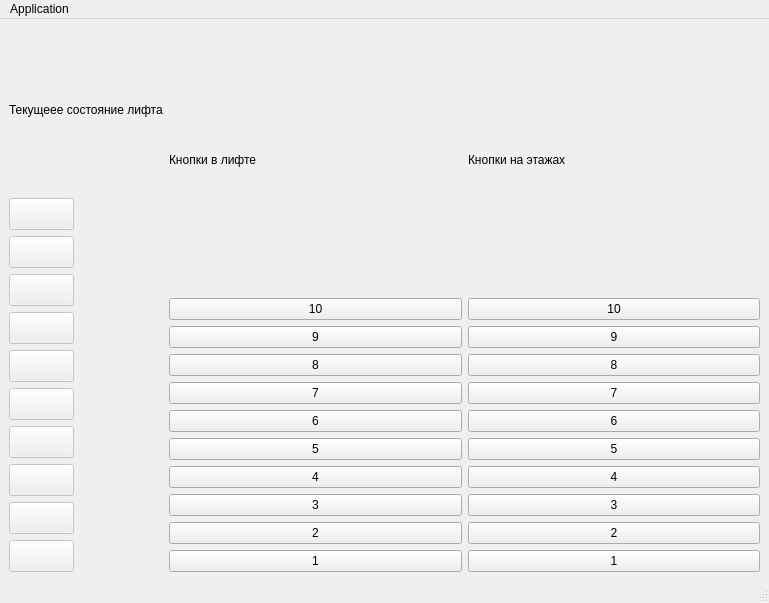
This is AsyncElevator/src/ui/MainWindow.ui in ofdun/bmstu-oop as Qt 5 draws it before an edit. The edited form follows.
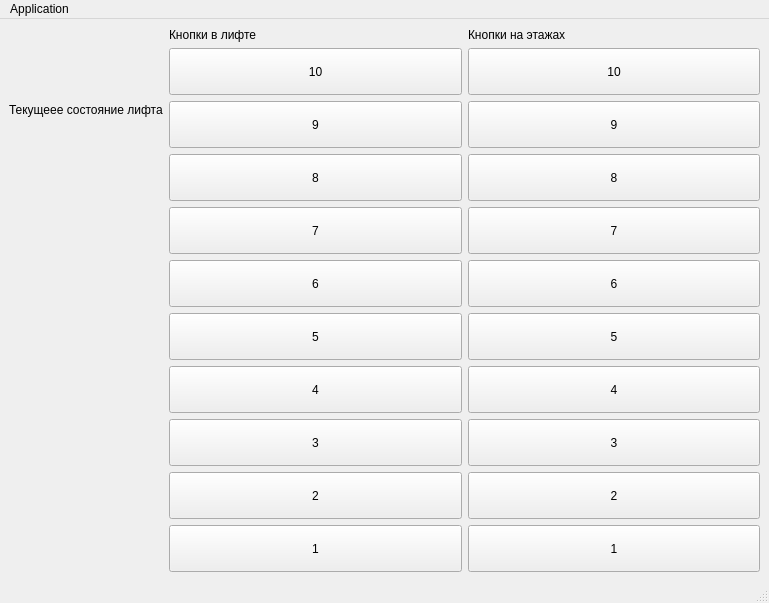
This is the edited form.

Patch:
```diff
--- a/AsyncElevator/src/ui/MainWindow.ui
+++ b/AsyncElevator/src/ui/MainWindow.ui
@@ -73,6 +73,9 @@
           <property name="checked">
            <bool>false</bool>
           </property>
+          <property name="flat">
+           <bool>true</bool>
+          </property>
          </widget>
         </item>
         <item>
@@ -95,6 +98,9 @@
           <property name="text">
            <string/>
           </property>
+          <property name="flat">
+           <bool>true</bool>
+          </property>
          </widget>
         </item>
         <item>
@@ -117,6 +123,9 @@
           <property name="text">
            <string/>
           </property>
+          <property name="flat">
+           <bool>true</bool>
+          </property>
          </widget>
         </item>
         <item>
@@ -139,6 +148,9 @@
           <property name="text">
            <string/>
           </property>
+          <property name="flat">
+           <bool>true</bool>
+          </property>
          </widget>
         </item>
         <item>
@@ -161,6 +173,9 @@
           <property name="text">
            <string/>
           </property>
+          <property name="flat">
+           <bool>true</bool>
+          </property>
          </widget>
         </item>
         <item>
@@ -183,6 +198,9 @@
           <property name="text">
            <string/>
           </property>
+          <property name="flat">
+           <bool>true</bool>
+          </property>
          </widget>
         </item>
         <item>
@@ -205,6 +223,9 @@
           <property name="text">
            <string/>
           </property>
+          <property name="flat">
+           <bool>true</bool>
+          </property>
          </widget>
         </item>
         <item>
@@ -227,6 +248,9 @@
           <property name="text">
            <string/>
           </property>
+          <property name="flat">
+           <bool>true</bool>
+          </property>
          </widget>
         </item>
         <item>
@@ -249,6 +273,9 @@
           <property name="text">
            <string/>
           </property>
+          <property name="flat">
+           <bool>true</bool>
+          </property>
          </widget>
         </item>
         <item>
@@ -271,6 +298,9 @@
           <property name="text">
            <string/>
           </property>
+          <property name="flat">
+           <bool>true</bool>
+          </property>
          </widget>
         </item>
        </layout>
@@ -286,6 +316,24 @@
         </item>
         <item>
          <widget class="QPushButton" name="elevatorButton10">
+          <property name="sizePolicy">
+           <sizepolicy hsizetype="Minimum" vsizetype="Fixed">
+            <horstretch>0</horstretch>
+            <verstretch>0</verstretch>
+           </sizepolicy>
+          </property>
+          <property name="minimumSize">
+           <size>
+            <width>0</width>
+            <height>47</height>
+           </size>
+          </property>
+          <property name="maximumSize">
+           <size>
+            <width>16777215</width>
+            <height>47</height>
+           </size>
+          </property>
           <property name="text">
            <string>10</string>
           </property>
@@ -293,6 +341,24 @@
         </item>
         <item>
          <widget class="QPushButton" name="elevatorButton9">
+          <property name="sizePolicy">
+           <sizepolicy hsizetype="Minimum" vsizetype="Fixed">
+            <horstretch>0</horstretch>
+            <verstretch>0</verstretch>
+           </sizepolicy>
+          </property>
+          <property name="minimumSize">
+           <size>
+            <width>0</width>
+            <height>47</height>
+           </size>
+          </property>
+          <property name="maximumSize">
+           <size>
+            <width>16777215</width>
+            <height>47</height>
+           </size>
+          </property>
           <property name="text">
            <string>9</string>
           </property>
@@ -300,6 +366,24 @@
         </item>
         <item>
          <widget class="QPushButton" name="elevatorButton8">
+          <property name="sizePolicy">
+           <sizepolicy hsizetype="Minimum" vsizetype="Fixed">
+            <horstretch>0</horstretch>
+            <verstretch>0</verstretch>
+           </sizepolicy>
+          </property>
+          <property name="minimumSize">
+           <size>
+            <width>0</width>
+            <height>47</height>
+           </size>
+          </property>
+          <property name="maximumSize">
+           <size>
+            <width>16777215</width>
+            <height>47</height>
+           </size>
+          </property>
           <property name="text">
            <string>8</string>
           </property>
@@ -307,6 +391,24 @@
         </item>
         <item>
          <widget class="QPushButton" name="elevatorButton7">
+          <property name="sizePolicy">
+           <sizepolicy hsizetype="Minimum" vsizetype="Fixed">
+            <horstretch>0</horstretch>
+            <verstretch>0</verstretch>
+           </sizepolicy>
+          </property>
+          <property name="minimumSize">
+           <size>
+            <width>0</width>
+            <height>47</height>
+           </size>
+          </property>
+          <property name="maximumSize">
+           <size>
+            <width>16777215</width>
+            <height>47</height>
+           </size>
+          </property>
           <property name="text">
            <string>7</string>
           </property>
@@ -314,6 +416,24 @@
         </item>
         <item>
          <widget class="QPushButton" name="elevatorButton6">
+          <property name="sizePolicy">
+           <sizepolicy hsizetype="Minimum" vsizetype="Fixed">
+            <horstretch>0</horstretch>
+            <verstretch>0</verstretch>
+           </sizepolicy>
+          </property>
+          <property name="minimumSize">
+           <size>
+            <width>0</width>
+            <height>47</height>
+           </size>
+          </property>
+          <property name="maximumSize">
+           <size>
+            <width>16777215</width>
+            <height>47</height>
+           </size>
+          </property>
           <property name="text">
            <string>6</string>
           </property>
@@ -321,6 +441,24 @@
         </item>
         <item>
          <widget class="QPushButton" name="elevatorButton5">
+          <property name="sizePolicy">
+           <sizepolicy hsizetype="Minimum" vsizetype="Fixed">
+            <horstretch>0</horstretch>
+            <verstretch>0</verstretch>
+           </sizepolicy>
+          </property>
+          <property name="minimumSize">
+           <size>
+            <width>0</width>
+            <height>47</height>
+           </size>
+          </property>
+          <property name="maximumSize">
+           <size>
+            <width>16777215</width>
+            <height>47</height>
+           </size>
+          </property>
           <property name="text">
            <string>5</string>
           </property>
@@ -328,6 +466,24 @@
         </item>
         <item>
          <widget class="QPushButton" name="elevatorButton4">
+          <property name="sizePolicy">
+           <sizepolicy hsizetype="Minimum" vsizetype="Fixed">
+            <horstretch>0</horstretch>
+            <verstretch>0</verstretch>
+           </sizepolicy>
+          </property>
+          <property name="minimumSize">
+           <size>
+            <width>0</width>
+            <height>47</height>
+           </size>
+          </property>
+          <property name="maximumSize">
+           <size>
+            <width>16777215</width>
+            <height>47</height>
+           </size>
+          </property>
           <property name="text">
            <string>4</string>
           </property>
@@ -335,6 +491,24 @@
         </item>
         <item>
          <widget class="QPushButton" name="elevatorButton3">
+          <property name="sizePolicy">
+           <sizepolicy hsizetype="Minimum" vsizetype="Fixed">
+            <horstretch>0</horstretch>
+            <verstretch>0</verstretch>
+           </sizepolicy>
+          </property>
+          <property name="minimumSize">
+           <size>
+            <width>0</width>
+            <height>47</height>
+           </size>
+          </property>
+          <property name="maximumSize">
+           <size>
+            <width>16777215</width>
+            <height>47</height>
+           </size>
+          </property>
           <property name="text">
            <string>3</string>
           </property>
@@ -342,6 +516,24 @@
         </item>
         <item>
          <widget class="QPushButton" name="elevatorButton2">
+          <property name="sizePolicy">
+           <sizepolicy hsizetype="Minimum" vsizetype="Fixed">
+            <horstretch>0</horstretch>
+            <verstretch>0</verstretch>
+           </sizepolicy>
+          </property>
+          <property name="minimumSize">
+           <size>
+            <width>0</width>
+            <height>47</height>
+           </size>
+          </property>
+          <property name="maximumSize">
+           <size>
+            <width>16777215</width>
+            <height>47</height>
+           </size>
+          </property>
           <property name="text">
            <string>2</string>
           </property>
@@ -349,6 +541,24 @@
         </item>
         <item>
          <widget class="QPushButton" name="elevatorButton1">
+          <property name="sizePolicy">
+           <sizepolicy hsizetype="Minimum" vsizetype="Fixed">
+            <horstretch>0</horstretch>
+            <verstretch>0</verstretch>
+           </sizepolicy>
+          </property>
+          <property name="minimumSize">
+           <size>
+            <width>0</width>
+            <height>47</height>
+           </size>
+          </property>
+          <property name="maximumSize">
+           <size>
+            <width>16777215</width>
+            <height>47</height>
+           </size>
+          </property>
           <property name="text">
            <string>1</string>
           </property>
@@ -367,6 +577,24 @@
         </item>
         <item>
          <widget class="QPushButton" name="floorButton10">
+          <property name="sizePolicy">
+           <sizepolicy hsizetype="Minimum" vsizetype="Fixed">
+            <horstretch>0</horstretch>
+            <verstretch>0</verstretch>
+           </sizepolicy>
+          </property>
+          <property name="minimumSize">
+           <size>
+            <width>0</width>
+            <height>47</height>
+           </size>
+          </property>
+          <property name="maximumSize">
+           <size>
+            <width>16777215</width>
+            <height>47</height>
+           </size>
+          </property>
           <property name="text">
            <string>10</string>
           </property>
@@ -374,6 +602,24 @@
         </item>
         <item>
          <widget class="QPushButton" name="floorButton9">
+          <property name="sizePolicy">
+           <sizepolicy hsizetype="Minimum" vsizetype="Fixed">
+            <horstretch>0</horstretch>
+            <verstretch>0</verstretch>
+           </sizepolicy>
+          </property>
+          <property name="minimumSize">
+           <size>
+            <width>0</width>
+            <height>47</height>
+           </size>
+          </property>
+          <property name="maximumSize">
+           <size>
+            <width>16777215</width>
+            <height>47</height>
+           </size>
+          </property>
           <property name="text">
            <string>9</string>
           </property>
@@ -381,6 +627,24 @@
         </item>
         <item>
          <widget class="QPushButton" name="floorButton8">
+          <property name="sizePolicy">
+           <sizepolicy hsizetype="Minimum" vsizetype="Fixed">
+            <horstretch>0</horstretch>
+            <verstretch>0</verstretch>
+           </sizepolicy>
+          </property>
+          <property name="minimumSize">
+           <size>
+            <width>0</width>
+            <height>47</height>
+           </size>
+          </property>
+          <property name="maximumSize">
+           <size>
+            <width>16777215</width>
+            <height>47</height>
+           </size>
+          </property>
           <property name="text">
            <string>8</string>
           </property>
@@ -388,6 +652,24 @@
         </item>
         <item>
          <widget class="QPushButton" name="floorButton7">
+          <property name="sizePolicy">
+           <sizepolicy hsizetype="Minimum" vsizetype="Fixed">
+            <horstretch>0</horstretch>
+            <verstretch>0</verstretch>
+           </sizepolicy>
+          </property>
+          <property name="minimumSize">
+           <size>
+            <width>0</width>
+            <height>47</height>
+           </size>
+          </property>
+          <property name="maximumSize">
+           <size>
+            <width>16777215</width>
+            <height>47</height>
+           </size>
+          </property>
           <property name="text">
            <string>7</string>
           </property>
@@ -395,6 +677,24 @@
         </item>
         <item>
          <widget class="QPushButton" name="floorButton6">
+          <property name="sizePolicy">
+           <sizepolicy hsizetype="Minimum" vsizetype="Fixed">
+            <horstretch>0</horstretch>
+            <verstretch>0</verstretch>
+           </sizepolicy>
+          </property>
+          <property name="minimumSize">
+           <size>
+            <width>0</width>
+            <height>47</height>
+           </size>
+          </property>
+          <property name="maximumSize">
+           <size>
+            <width>16777215</width>
+            <height>47</height>
+           </size>
+          </property>
           <property name="text">
            <string>6</string>
           </property>
@@ -402,6 +702,24 @@
         </item>
         <item>
          <widget class="QPushButton" name="floorButton5">
+          <property name="sizePolicy">
+           <sizepolicy hsizetype="Minimum" vsizetype="Fixed">
+            <horstretch>0</horstretch>
+            <verstretch>0</verstretch>
+           </sizepolicy>
+          </property>
+          <property name="minimumSize">
+           <size>
+            <width>0</width>
+            <height>47</height>
+           </size>
+          </property>
+          <property name="maximumSize">
+           <size>
+            <width>16777215</width>
+            <height>47</height>
+           </size>
+          </property>
           <property name="text">
            <string>5</string>
           </property>
@@ -409,6 +727,24 @@
         </item>
         <item>
          <widget class="QPushButton" name="floorButton4">
+          <property name="sizePolicy">
+           <sizepolicy hsizetype="Minimum" vsizetype="Fixed">
+            <horstretch>0</horstretch>
+            <verstretch>0</verstretch>
+           </sizepolicy>
+          </property>
+          <property name="minimumSize">
+           <size>
+            <width>0</width>
+            <height>47</height>
+           </size>
+          </property>
+          <property name="maximumSize">
+           <size>
+            <width>16777215</width>
+            <height>47</height>
+           </size>
+          </property>
           <property name="text">
            <string>4</string>
           </property>
@@ -416,6 +752,24 @@
         </item>
         <item>
          <widget class="QPushButton" name="floorButton3">
+          <property name="sizePolicy">
+           <sizepolicy hsizetype="Minimum" vsizetype="Fixed">
+            <horstretch>0</horstretch>
+            <verstretch>0</verstretch>
+           </sizepolicy>
+          </property>
+          <property name="minimumSize">
+           <size>
+            <width>0</width>
+            <height>47</height>
+           </size>
+          </property>
+          <property name="maximumSize">
+           <size>
+            <width>16777215</width>
+            <height>47</height>
+           </size>
+          </property>
           <property name="text">
            <string>3</string>
           </property>
@@ -423,6 +777,24 @@
         </item>
         <item>
          <widget class="QPushButton" name="floorButton2">
+          <property name="sizePolicy">
+           <sizepolicy hsizetype="Minimum" vsizetype="Fixed">
+            <horstretch>0</horstretch>
+            <verstretch>0</verstretch>
+           </sizepolicy>
+          </property>
+          <property name="minimumSize">
+           <size>
+            <width>0</width>
+            <height>47</height>
+           </size>
+          </property>
+          <property name="maximumSize">
+           <size>
+            <width>16777215</width>
+            <height>47</height>
+           </size>
+          </property>
           <property name="text">
            <string>2</string>
           </property>
@@ -430,6 +802,24 @@
         </item>
         <item>
          <widget class="QPushButton" name="floorButton1">
+          <property name="sizePolicy">
+           <sizepolicy hsizetype="Minimum" vsizetype="Fixed">
+            <horstretch>0</horstretch>
+            <verstretch>0</verstretch>
+           </sizepolicy>
+          </property>
+          <property name="minimumSize">
+           <size>
+            <width>0</width>
+            <height>47</height>
+           </size>
+          </property>
+          <property name="maximumSize">
+           <size>
+            <width>16777215</width>
+            <height>47</height>
+           </size>
+          </property>
           <property name="text">
            <string>1</string>
           </property>
```
